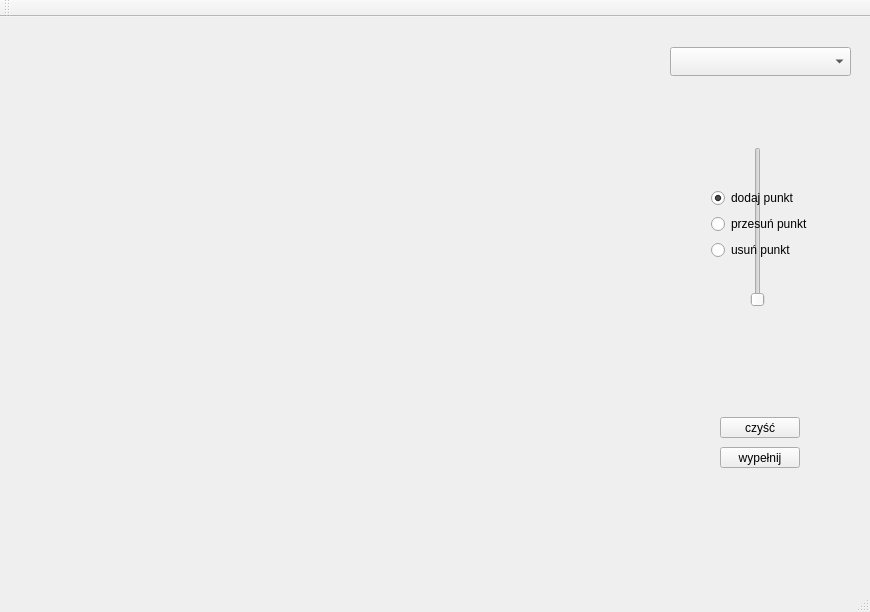
First picture: the form in mainwindow.ui, repository matiyas/lgim_c-, before the edit.
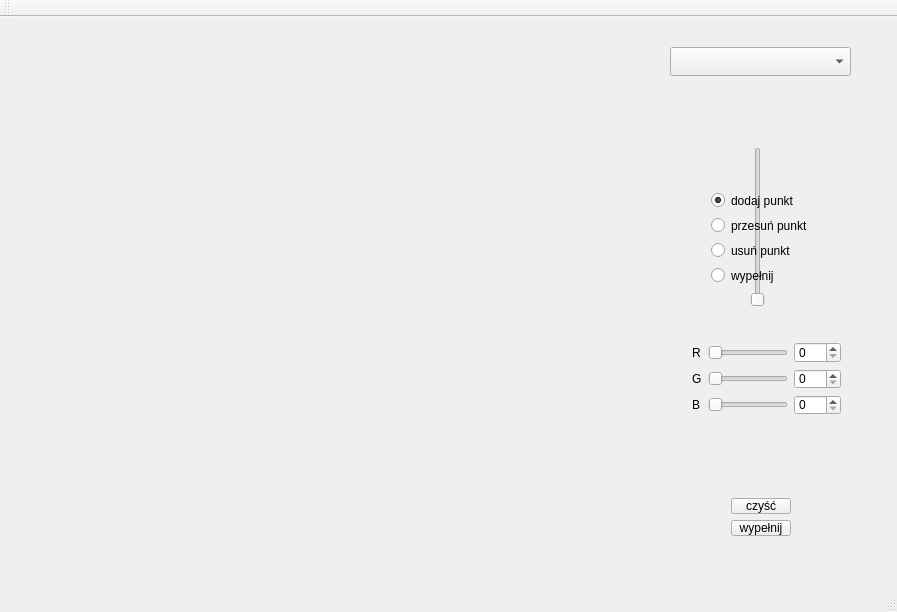
Second picture: the form after the edit.

```diff
--- a/mainwindow.ui
+++ b/mainwindow.ui
@@ -6,7 +6,7 @@
    <rect>
     <x>0</x>
     <y>0</y>
-    <width>870</width>
+    <width>897</width>
     <height>612</height>
    </rect>
   </property>
@@ -24,32 +24,6 @@
      </rect>
     </property>
    </widget>
-   <widget class="QPushButton" name="czysc">
-    <property name="geometry">
-     <rect>
-      <x>720</x>
-      <y>400</y>
-      <width>80</width>
-      <height>21</height>
-     </rect>
-    </property>
-    <property name="text">
-     <string>czyść</string>
-    </property>
-   </widget>
-   <widget class="QPushButton" name="wypelnij">
-    <property name="geometry">
-     <rect>
-      <x>720</x>
-      <y>430</y>
-      <width>80</width>
-      <height>21</height>
-     </rect>
-    </property>
-    <property name="text">
-     <string>wypełnij</string>
-    </property>
-   </widget>
    <widget class="QComboBox" name="comboRysuj">
     <property name="geometry">
      <rect>
@@ -73,17 +47,17 @@
      <enum>Qt::Vertical</enum>
     </property>
    </widget>
-   <widget class="QWidget" name="">
+   <widget class="QWidget" name="layoutWidget">
     <property name="geometry">
      <rect>
       <x>700</x>
-      <y>160</y>
-      <width>121</width>
-      <height>95</height>
+      <y>163</y>
+      <width>135</width>
+      <height>116</height>
      </rect>
     </property>
-    <layout class="QVBoxLayout" name="verticalLayout">
-     <item>
+    <layout class="QGridLayout" name="gridLayout">
+     <item row="0" column="0">
       <widget class="QRadioButton" name="radioDodaj">
        <property name="text">
         <string>dodaj punkt</string>
@@ -93,20 +67,137 @@
        </property>
       </widget>
      </item>
-     <item>
+     <item row="1" column="0">
       <widget class="QRadioButton" name="radioPrzesun">
        <property name="text">
         <string>przesuń punkt</string>
        </property>
       </widget>
      </item>
-     <item>
+     <item row="2" column="0">
       <widget class="QRadioButton" name="radioUsun">
        <property name="text">
         <string>usuń punkt</string>
        </property>
       </widget>
      </item>
+     <item row="3" column="0">
+      <widget class="QRadioButton" name="radioWypelnij">
+       <property name="text">
+        <string>wypełnij</string>
+       </property>
+      </widget>
+     </item>
+    </layout>
+   </widget>
+   <widget class="QWidget" name="">
+    <property name="geometry">
+     <rect>
+      <x>720</x>
+      <y>470</y>
+      <width>82</width>
+      <height>60</height>
+     </rect>
+    </property>
+    <layout class="QGridLayout" name="gridLayout_2">
+     <item row="0" column="0">
+      <widget class="QPushButton" name="czysc">
+       <property name="text">
+        <string>czyść</string>
+       </property>
+      </widget>
+     </item>
+     <item row="1" column="0">
+      <widget class="QPushButton" name="wypelnij">
+       <property name="text">
+        <string>wypełnij</string>
+       </property>
+      </widget>
+     </item>
+    </layout>
+   </widget>
+   <widget class="QWidget" name="">
+    <property name="geometry">
+     <rect>
+      <x>681</x>
+      <y>314</y>
+      <width>171</width>
+      <height>95</height>
+     </rect>
+    </property>
+    <layout class="QGridLayout" name="wyborKoloru">
+     <item row="0" column="0">
+      <widget class="QLabel" name="colorLabelR">
+       <property name="text">
+        <string>R</string>
+       </property>
+      </widget>
+     </item>
+     <item row="0" column="1">
+      <widget class="QSlider" name="colorSliderR">
+       <property name="maximum">
+        <number>255</number>
+       </property>
+       <property name="orientation">
+        <enum>Qt::Horizontal</enum>
+       </property>
+      </widget>
+     </item>
+     <item row="0" column="2">
+      <widget class="QSpinBox" name="spinBoxR">
+       <property name="maximum">
+        <number>255</number>
+       </property>
+      </widget>
+     </item>
+     <item row="1" column="0">
+      <widget class="QLabel" name="colorLabelG">
+       <property name="text">
+        <string>G</string>
+       </property>
+      </widget>
+     </item>
+     <item row="1" column="1">
+      <widget class="QSlider" name="colorSliderG">
+       <property name="maximum">
+        <number>255</number>
+       </property>
+       <property name="orientation">
+        <enum>Qt::Horizontal</enum>
+       </property>
+      </widget>
+     </item>
+     <item row="1" column="2">
+      <widget class="QSpinBox" name="spinBoxG">
+       <property name="maximum">
+        <number>255</number>
+       </property>
+      </widget>
+     </item>
+     <item row="2" column="0">
+      <widget class="QLabel" name="colorLabelB">
+       <property name="text">
+        <string>B</string>
+       </property>
+      </widget>
+     </item>
+     <item row="2" column="1">
+      <widget class="QSlider" name="colorSliderB">
+       <property name="maximum">
+        <number>255</number>
+       </property>
+       <property name="orientation">
+        <enum>Qt::Horizontal</enum>
+       </property>
+      </widget>
+     </item>
+     <item row="2" column="2">
+      <widget class="QSpinBox" name="spinBoxB">
+       <property name="maximum">
+        <number>255</number>
+       </property>
+      </widget>
+     </item>
     </layout>
    </widget>
   </widget>
```
Left out of the diff: 4 changed lines with no effect on the pictures.
